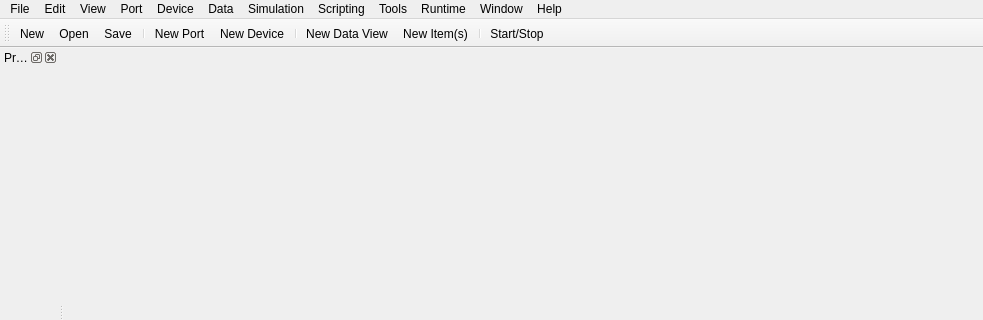
Before: the Qt Designer form src/server/gui/server_ui.ui in serhmarch/ModbusTools, drawn with Qt 5; both pictures show x 0 to 983 and y 0 to 320 of the 983 by 625 pixel window.
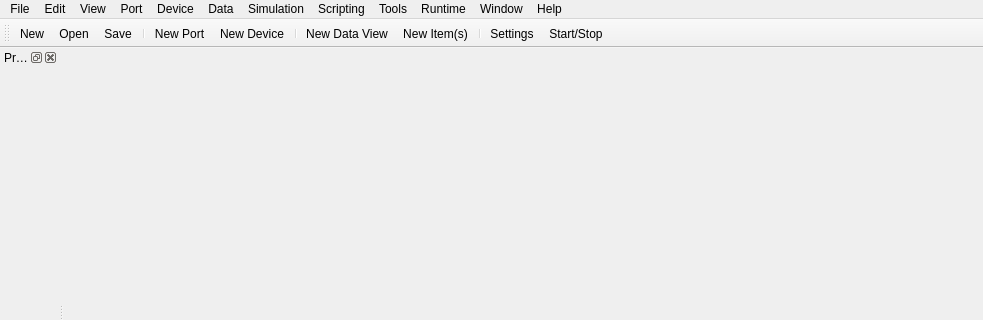
After: the same form once the commit is applied. Icons and pictures are not drawn.

Commit message: Add settings icon

Diff of the .ui file:
```diff
--- a/src/server/gui/server_ui.ui
+++ b/src/server/gui/server_ui.ui
@@ -307,6 +307,7 @@
    <addaction name="actionDataViewNew"/>
    <addaction name="actionDataViewItemNew"/>
    <addaction name="separator"/>
+   <addaction name="actionToolsSettings"/>
    <addaction name="actionRuntimeStartStop"/>
   </widget>
   <widget class="QDockWidget" name="dockProject">
```
Left out of the diff: 4 changed lines with no effect on the pictures. The commit also changes 6 other files.
